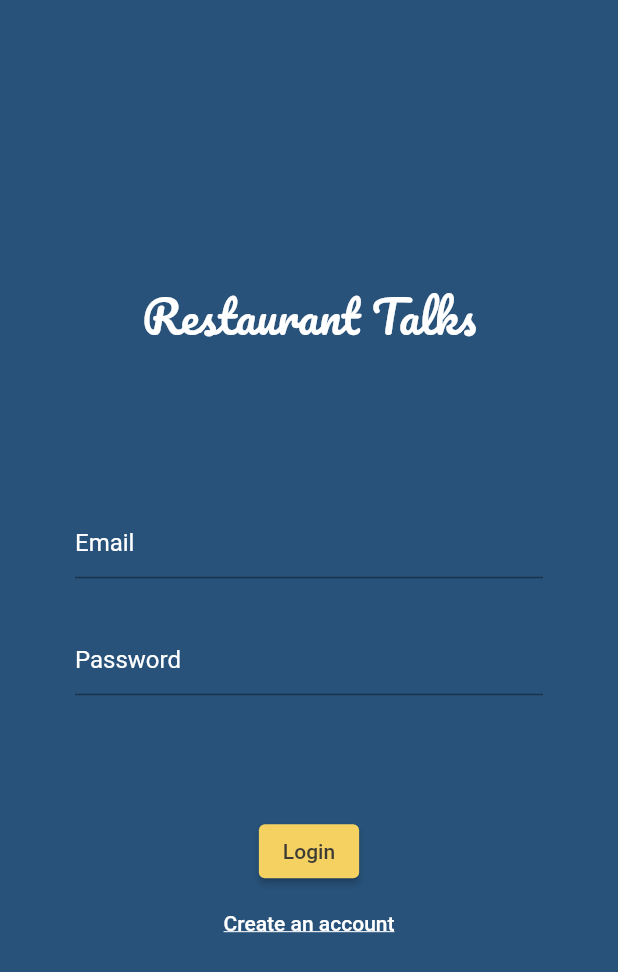
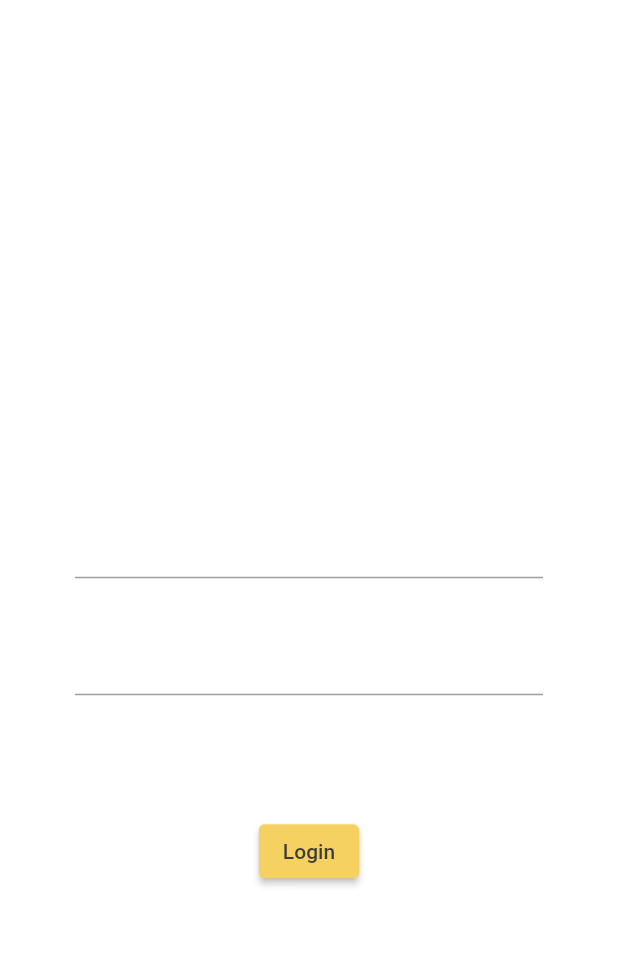
Before and after one commit to yanoojp/restaurant_talks, a Flutter app: the screen it shows after launch, on a phone screen of 412 x 824 dp. Shown: the top 972 px of the screen. Run offline on Flutter 3.47's test engine with Material 2 defaults, Android fonts, the phone set to English and light mode, and no system bars; our stand-ins replace flutter_riverpod, freezed_annotation, go_router, google_fonts.

Commit message:
change default background color

```diff
--- a/lib/main.dart
+++ b/lib/main.dart
@@ -19,7 +19,7 @@ class MyApp extends ConsumerWidget {
         textTheme: const TextTheme(
           bodyMedium: TextStyle(fontSize: normalFontSize),
         ),
-        scaffoldBackgroundColor: darkBlue,
+        scaffoldBackgroundColor: whiteColor,
         textSelectionTheme: const TextSelectionThemeData(
           cursorColor: blackColor,
         ),
```
